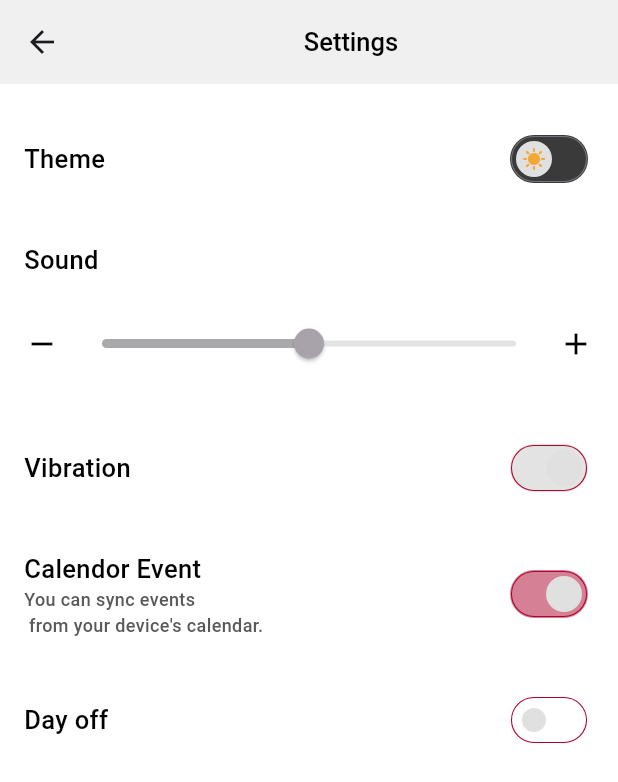
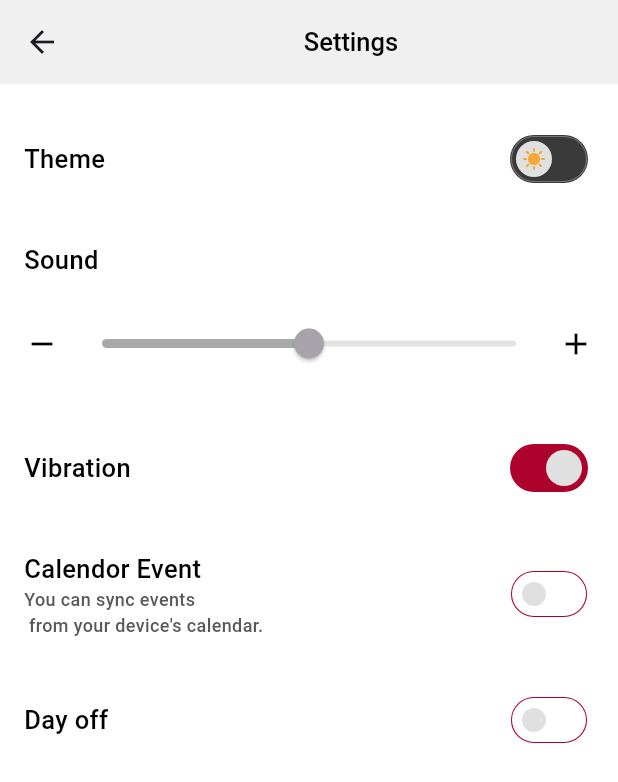
Before and after one commit to MuhammadHarisSiddiqui620/alarm_clock, a Flutter app: the SettingsScreen screen opened directly, on a phone screen of 412 x 824 dp. Shown: the top 782 px of the screen. Run offline on Flutter 3.47's test engine with Material 3 defaults, Android fonts, the phone set to English and light mode, and no system bars; our stand-ins replace flutter_svg, hive, hive_flutter, shared_preferences, timelines; missing offline and left inert: alarm, wheel_picker; accounts and stored records are empty.

```diff
--- a/lib/Components/AlarmMethods.dart
+++ b/lib/Components/AlarmMethods.dart
@@ -61,7 +61,8 @@ class AlarmMethods {
       final double totalDurationSeconds =
           (alarm.durationHour * 60 * 60) + (alarm.durationMinute * 60);
 
-      debugPrint("AlarmMethods totalDuration= ${totalDurationSeconds}");
+      debugPrint("AlarmMethods alarm.volume= ${alarm.volume}");
+      debugPrint("AlarmMethods alarm.vibrate= ${alarm.vibrate}");
 
       final alarmSettings = AlarmSettings(
         id: alarm.alarmId,
--- a/lib/Screens/SettingsScreen.dart
+++ b/lib/Screens/SettingsScreen.dart
@@ -22,6 +22,7 @@ class _SettingsScreenState extends State<SettingsScreen> {
   late double sound;
   late bool vibration;
   late bool dayOff;
+  bool CalendorEvent = false;
   bool isLightInitialized = false; // Flag to check initialization
   AlarmMethods alarms = AlarmMethods();
   late final Box<AlarmModel> box;
@@ -231,6 +232,7 @@ class _SettingsScreenState extends State<SettingsScreen> {
                       activeColor: settingSwitch,
                       inactiveTrackColor:
                           theme ? Color(0xFF131313) : Colors.white,
+                      activeTrackColor: settingSwitch,
                       trackOutlineWidth: MaterialStateProperty.all(0.7),
                       trackOutlineColor:
                           MaterialStateProperty.all(settingSwitch),
@@ -279,11 +281,19 @@ class _SettingsScreenState extends State<SettingsScreen> {
                       ),
                     ],
                   ),
-                  SwitchState(
+                  Switch(
+                    value: CalendorEvent,
+                    onChanged: (value) {
+                      setState(() {
+                        CalendorEvent = value;
+                      });
+                    },
+                    activeTrackColor: settingSwitch,
                     activeColor: settingSwitch,
-                    trackOutlineColor: settingSwitch,
-                    thumbColor: (Colors.grey[300])!,
-                    inActiveTrackColor:
+                    trackOutlineWidth: MaterialStateProperty.all(0.7),
+                    trackOutlineColor: MaterialStateProperty.all(settingSwitch),
+                    thumbColor: MaterialStateProperty.all(Colors.grey[300]),
+                    inactiveTrackColor:
                         theme ? Color(0xFF131313) : Colors.white,
                   ),
                 ],
@@ -307,6 +317,7 @@ class _SettingsScreenState extends State<SettingsScreen> {
                       trackOutlineWidth: MaterialStateProperty.all(0.7),
                       trackOutlineColor:
                           MaterialStateProperty.all(settingSwitch),
+                      activeTrackColor: settingSwitch,
                       thumbColor: MaterialStateProperty.all(Colors.grey[300]),
                       onChanged: isLightInitialized
                           ? (bool value) async {
```
Also changed, not shown: lib/Screens/AlarmScreen.dart (+17 -0 lines), lib/Screens/DayScreen.dart (+17 -0 lines), lib/Screens/NewAlarm.dart (+9 -1 lines), lib/Screens/WeekScreen.dart (+44 -35 lines).
